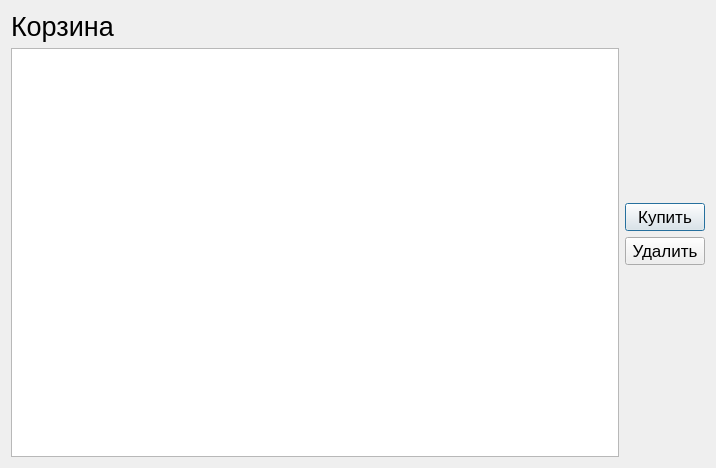
This is cartdialog.ui in ceres919/QtShop as Qt 5 draws it before an edit. The edited form follows.
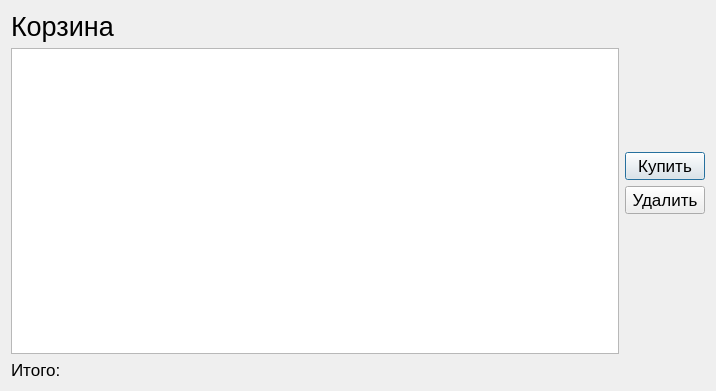
This is the edited form.

Diff of the .ui file:
```diff
--- a/cartdialog.ui
+++ b/cartdialog.ui
@@ -7,7 +7,7 @@
     <x>0</x>
     <y>0</y>
     <width>716</width>
-    <height>468</height>
+    <height>391</height>
    </rect>
   </property>
   <property name="font">
@@ -78,6 +78,30 @@
    <item row="1" column="0">
     <widget class="QTableView" name="tableView"/>
    </item>
+   <item row="3" column="0">
+    <layout class="QHBoxLayout" name="horizontalLayout">
+     <item>
+      <widget class="QLabel" name="label_2">
+       <property name="sizePolicy">
+        <sizepolicy hsizetype="Maximum" vsizetype="Preferred">
+         <horstretch>0</horstretch>
+         <verstretch>0</verstretch>
+        </sizepolicy>
+       </property>
+       <property name="text">
+        <string>Итого: </string>
+       </property>
+      </widget>
+     </item>
+     <item>
+      <widget class="QLabel" name="resultPrice">
+       <property name="text">
+        <string/>
+       </property>
+      </widget>
+     </item>
+    </layout>
+   </item>
   </layout>
  </widget>
  <resources/>
```
